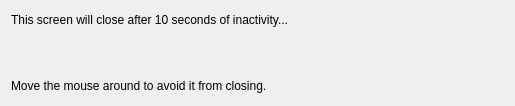
This is examples/terminator/terminator.ui in slaclab/pydm as Qt 5 draws it before an edit. The edited form follows.
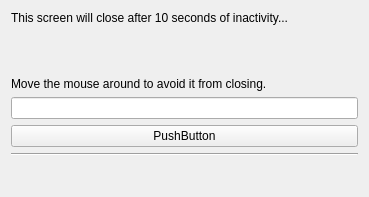
This is the edited form. Custom widgets are drawn as their Qt base class.

Commit message: DOC: Update terminator example screen.

Patch:
```diff
--- a/examples/terminator/terminator.ui
+++ b/examples/terminator/terminator.ui
@@ -6,14 +6,14 @@
    <rect>
     <x>0</x>
     <y>0</y>
-    <width>515</width>
-    <height>106</height>
+    <width>369</width>
+    <height>197</height>
    </rect>
   </property>
   <property name="windowTitle">
    <string>Form</string>
   </property>
-  <layout class="QHBoxLayout" name="horizontalLayout">
+  <layout class="QVBoxLayout" name="verticalLayout">
    <item>
     <widget class="QLabel" name="label">
      <property name="text">
@@ -21,6 +21,23 @@
      </property>
     </widget>
    </item>
+   <item>
+    <widget class="QLineEdit" name="lineEdit"/>
+   </item>
+   <item>
+    <widget class="QPushButton" name="pushButton">
+     <property name="text">
+      <string>PushButton</string>
+     </property>
+    </widget>
+   </item>
+   <item>
+    <widget class="Line" name="line">
+     <property name="orientation">
+      <enum>Qt::Horizontal</enum>
+     </property>
+    </widget>
+   </item>
    <item>
     <widget class="PyDMTerminator" name="PyDMTerminator">
      <property name="toolTip">
@@ -36,7 +53,7 @@
  <customwidgets>
   <customwidget>
    <class>PyDMTerminator</class>
-   <extends>QWidget</extends>
+   <extends>QLabel</extends>
    <header>pydm.widgets.terminator</header>
   </customwidget>
  </customwidgets>
```
